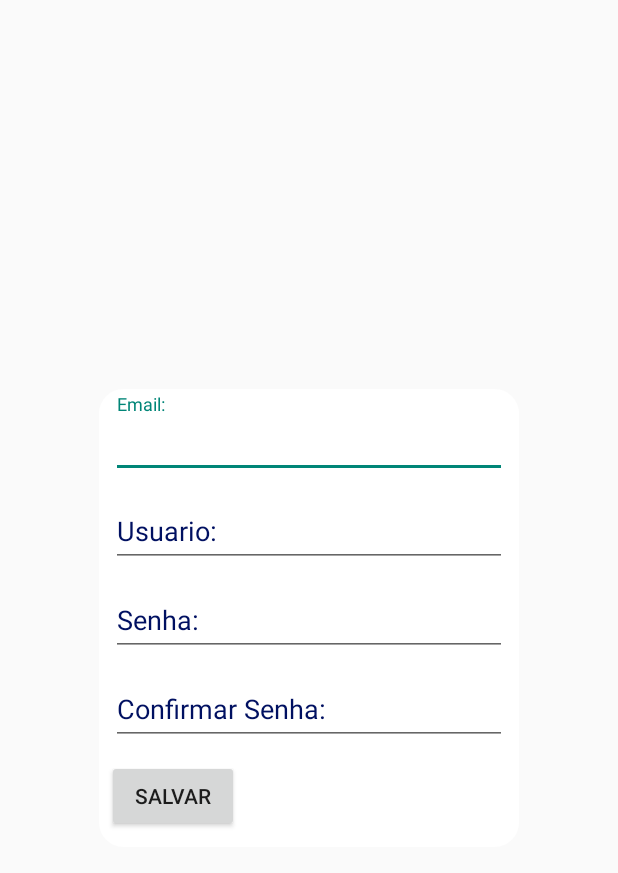
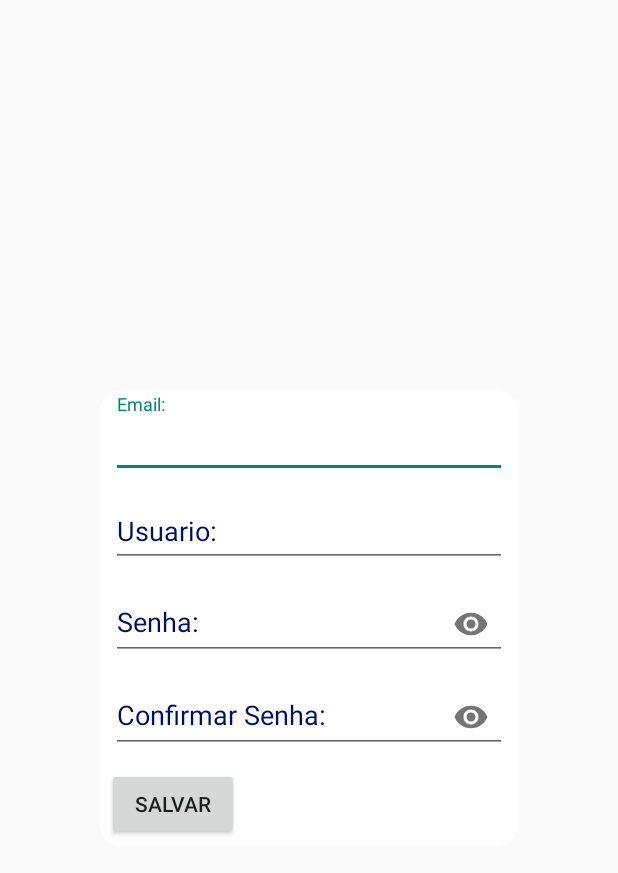
Before and after one commit to CheapTech/GPosto, an Android app: the layout alertdialog_edit_perfil.xml on its own in the app's theme, with its tools: preview values and no code run, on a phone screen of 412 x 824 dp. Shown: the top 873 px of the screen. Run offline under Robolectric (Android 15) with nearby library versions, the phone set to English and light mode, and no system bars.

Commit message:
Ajustes Errot

```diff
--- a/app/src/main/java/br/com/senacrs/gposto/GUI/CadastroPostosActivity.java
+++ b/app/src/main/java/br/com/senacrs/gposto/GUI/CadastroPostosActivity.java
@@ -52,7 +52,6 @@ public class CadastroPostosActivity extends AppCompatActivity implements Navigat
             String logradouro = editLogradouro.getText().toString();
             String bairro = editBairro.getText().toString();
             String tel = editTel.getText().toString();
-
         }
     }
 
@@ -99,6 +98,7 @@ public class CadastroPostosActivity extends AppCompatActivity implements Navigat
             case R.id.menu_destaques:{
                 Intent intent = new Intent(this,DestaquesActivity.class);
                 startActivity(intent);
+                finish();
                 break;
             }
 
@@ -109,6 +109,7 @@ public class CadastroPostosActivity extends AppCompatActivity implements Navigat
             case R.id.menu_editar_perfil: {
                 Intent intent = new Intent(this,PerfilUsuarioActivity.class);
                 startActivity(intent);
+                finish();
                 break;
             }
             case R.id.menu_sair: {
--- a/app/src/main/java/br/com/senacrs/gposto/GUI/CombustivelActivity.java
+++ b/app/src/main/java/br/com/senacrs/gposto/GUI/CombustivelActivity.java
@@ -10,6 +10,7 @@ import br.com.senacrs.gposto.GUI.Callback.CombustivelCallback;
 import br.com.senacrs.gposto.LibClass.Combustivel;
 import br.com.senacrs.gposto.R;
 import br.com.senacrs.gposto.Utilities.AdapterLvCombustivel;
+import br.com.senacrs.gposto.Utilities.Utils;
 
 public class CombustivelActivity extends AppCompatActivity implements CombustivelCallback {
 
@@ -32,6 +33,6 @@ public class CombustivelActivity extends AppCompatActivity implements Combustive
 
     @Override
     public void onCombustivelFailure(String message) {
-
+        Utils.shortToast(this,message);
     }
 }
--- a/app/src/main/java/br/com/senacrs/gposto/GUI/MainActivity.java
+++ b/app/src/main/java/br/com/senacrs/gposto/GUI/MainActivity.java
@@ -31,11 +31,13 @@ public class MainActivity extends AppCompatActivity {
     public void goToLogin(View view) {
         Intent intent = new Intent(MainActivity.this, LoginActivity.class);
         startActivity(intent);
+        finish();
     }
 
     public void goToModoV(View view) {
         Intent intent = new Intent(MainActivity.this, DestaquesActivity.class);
         startActivity(intent);
+        finish();
     }
 
     public void goToCadastro(View view) {
--- a/app/src/main/res/layout/alertdialog_edit_perfil.xml
+++ b/app/src/main/res/layout/alertdialog_edit_perfil.xml
@@ -1,11 +1,14 @@
 <?xml version="1.0" encoding="utf-8"?>
 <LinearLayout xmlns:android="http://schemas.android.com/apk/res/android"
+    xmlns:tools="http://schemas.android.com/tools"
+    xmlns:app="http://schemas.android.com/apk/res-auto"
     android:orientation="vertical"
     android:layout_width="280dp"
     android:layout_height="305dp"
     android:layout_gravity="center"
     android:background="@drawable/shape_alert_dialog"
-    android:id="@+id/alertDialog_editPerfil">
+    android:id="@+id/alertDialog_editPerfil"
+    tools:context=".GUI.PerfilUsuarioActivity">
 
     <com.google.android.material.textfield.TextInputLayout
         android:layout_marginTop="3dp"
@@ -17,6 +20,7 @@
         android:layout_height="wrap_content">
 
         <com.google.android.material.textfield.TextInputEditText
+            android:id="@+id/editEmail"
             android:hint="Email:"
             android:layout_width="match_parent"
             android:layout_height="wrap_content"/>
@@ -32,6 +36,7 @@
         android:layout_height="wrap_content">
 
         <com.google.android.material.textfield.TextInputEditText
+            android:id="@+id/editUsuario"
             android:hint="Usuario:"
             android:layout_width="match_parent"
             android:layout_height="wrap_content"/>
@@ -41,13 +46,16 @@
         android:layout_marginTop="3dp"
         android:layout_marginLeft="8dp"
         android:layout_marginRight="8dp"
+        app:passwordToggleEnabled="true"
         android:textColor="@color/colorPrimaryDark"
         android:textColorHint="@color/colorPrimaryDark"
         android:layout_width="match_parent"
         android:layout_height="wrap_content">
 
         <com.google.android.material.textfield.TextInputEditText
+            android:id="@+id/editSenha"
             android:hint="Senha:"
+            android:inputType="textPassword"
             android:layout_width="match_parent"
             android:layout_height="wrap_content"/>
     </com.google.android.material.textfield.TextInputLayout>
@@ -56,22 +64,27 @@
         android:layout_marginTop="3dp"
         android:layout_marginLeft="8dp"
         android:layout_marginRight="8dp"
+        app:passwordToggleEnabled="true"
         android:textColor="@color/colorPrimaryDark"
         android:textColorHint="@color/colorPrimaryDark"
         android:layout_width="match_parent"
         android:layout_height="wrap_content">
 
         <com.google.android.material.textfield.TextInputEditText
-            android:hint="Confirmar Senha:"
+            android:id="@+id/editConfirmarSenha"
             android:layout_width="match_parent"
-            android:layout_height="wrap_content"/>
+            android:layout_height="wrap_content"
+            android:inputType="textPassword"
+            android:hint="Confirmar Senha:" />
     </com.google.android.material.textfield.TextInputLayout>
 
     <Button
+        android:id="@+id/btnUpdateUsuario"
         android:text="Salvar"
         android:layout_marginRight="5dp"
         android:layout_marginLeft="5dp"
         android:layout_marginTop="10dp"
+        android:onClick="updateUser"
         android:layout_width="wrap_content"
         android:layout_height="wrap_content" />
 
--- a/app/src/main/res/layout/layout_destaques.xml
+++ b/app/src/main/res/layout/layout_destaques.xml
@@ -43,12 +43,12 @@ tools:openDrawer="start">
             <androidx.appcompat.widget.SearchView
                 android:id="@+id/search_posto"
                 android:layout_marginTop="5dp"
-                android:layout_marginBottom="10dp"
-                android:layout_margin="15dp"
+                android:layout_marginLeft="15dp"
+                android:layout_marginRight="15dp"
                 android:visibility="gone"
                 android:background="@drawable/shape_border_holder"
                 android:layout_width="match_parent"
-                android:layout_height="wrap_content"/>
+                android:layout_height="wrap_content" />
 
             <androidx.recyclerview.widget.RecyclerView
                 android:id="@+id/rvPrecosCombustivel"
--- a/app/src/main/res/values/colors.xml
+++ b/app/src/main/res/values/colors.xml
@@ -4,6 +4,6 @@
     <color name="colorPrimaryDark">#001061</color>
     <color name="colorPrimaryLight">#625fc0</color>
     <color name="colorSecundary">#3e843f</color>
-    <color name="colorSecundaryDark">#6eb46b</color>
-    <color name="colorSecundaryLight">#045615</color>
+    <color name="colorSecundaryDark">#045615</color>
+    <color name="colorSecundaryLight">#6eb46b</color>
 </resources>
```
Also changed, not shown: app/src/main/java/br/com/senacrs/gposto/GUI/PerfilPostosActivity.java (+6 -2 lines), app/src/main/java/br/com/senacrs/gposto/GUI/PerfilUsuarioActivity.java (+29 -8 lines), app/src/main/res/layout/layout_perfil_postos.xml (+4 -6 lines).
